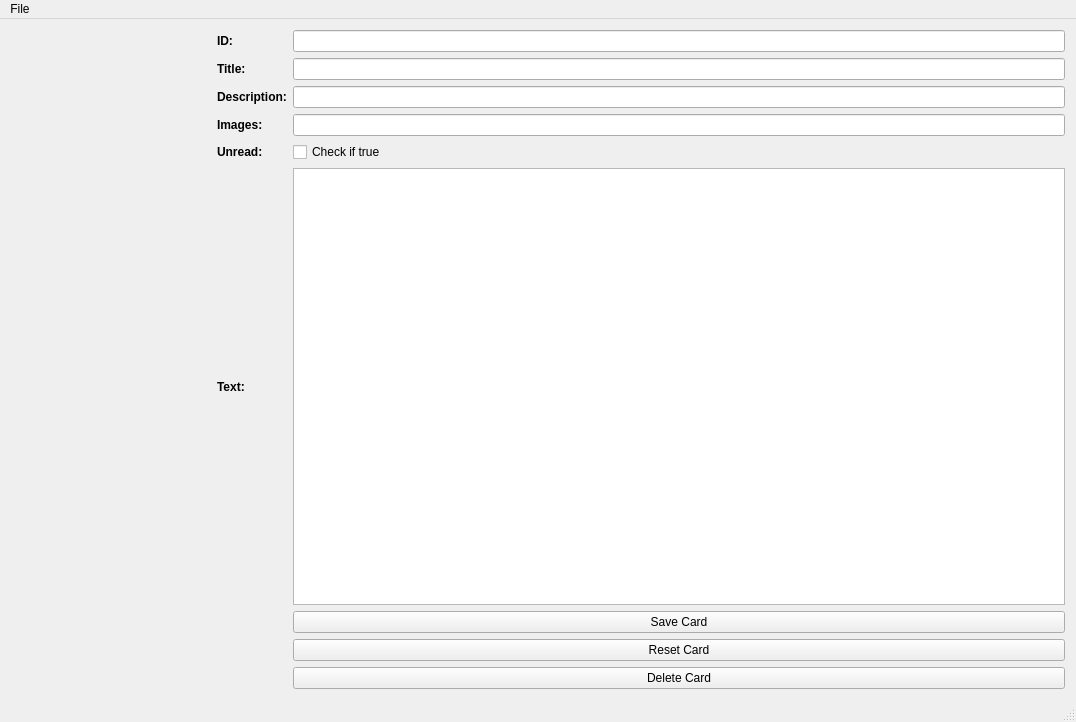
This is mainwindow.ui in IAmBullsaw/JsonEditor as Qt 5 draws it before an edit. The edited form follows.
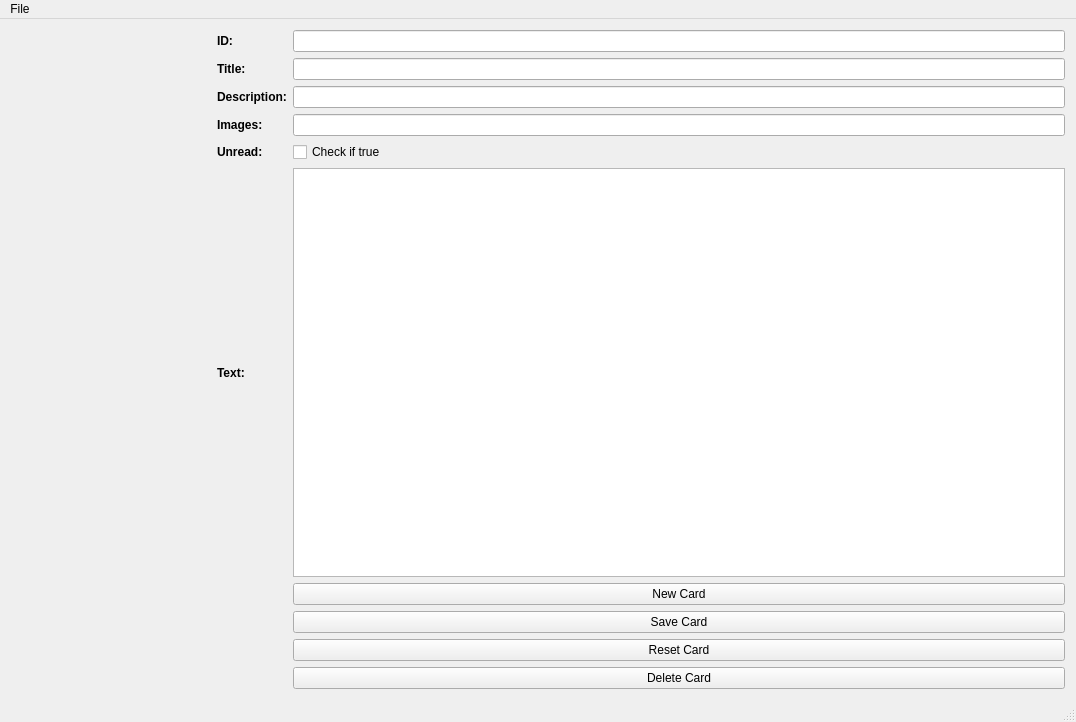
This is the edited form.

Commit message: fixes: adds new cards to card list and retrieving them works perfectly

What changed in the file:
```diff
--- a/mainwindow.ui
+++ b/mainwindow.ui
@@ -157,7 +157,7 @@
           </property>
          </widget>
         </item>
-        <item row="6" column="1">
+        <item row="7" column="1">
          <widget class="QPushButton" name="pushButton_saveCard">
           <property name="text">
            <string>Save Card</string>
@@ -167,14 +167,14 @@
           </property>
          </widget>
         </item>
-        <item row="7" column="1">
+        <item row="8" column="1">
          <widget class="QPushButton" name="pushButton_resetCard">
           <property name="text">
            <string>Reset Card</string>
           </property>
          </widget>
         </item>
-        <item row="8" column="1">
+        <item row="9" column="1">
          <widget class="QPushButton" name="pushButton_deleteCard">
           <property name="text">
            <string>Delete Card</string>
@@ -184,6 +184,13 @@
         <item row="5" column="1">
          <widget class="QPlainTextEdit" name="plainTextEdit_text"/>
         </item>
+        <item row="6" column="1">
+         <widget class="QPushButton" name="pushButton_newCard">
+          <property name="text">
+           <string>New Card</string>
+          </property>
+         </widget>
+        </item>
        </layout>
       </item>
      </layout>
```
The commit also changes 5 other files.
